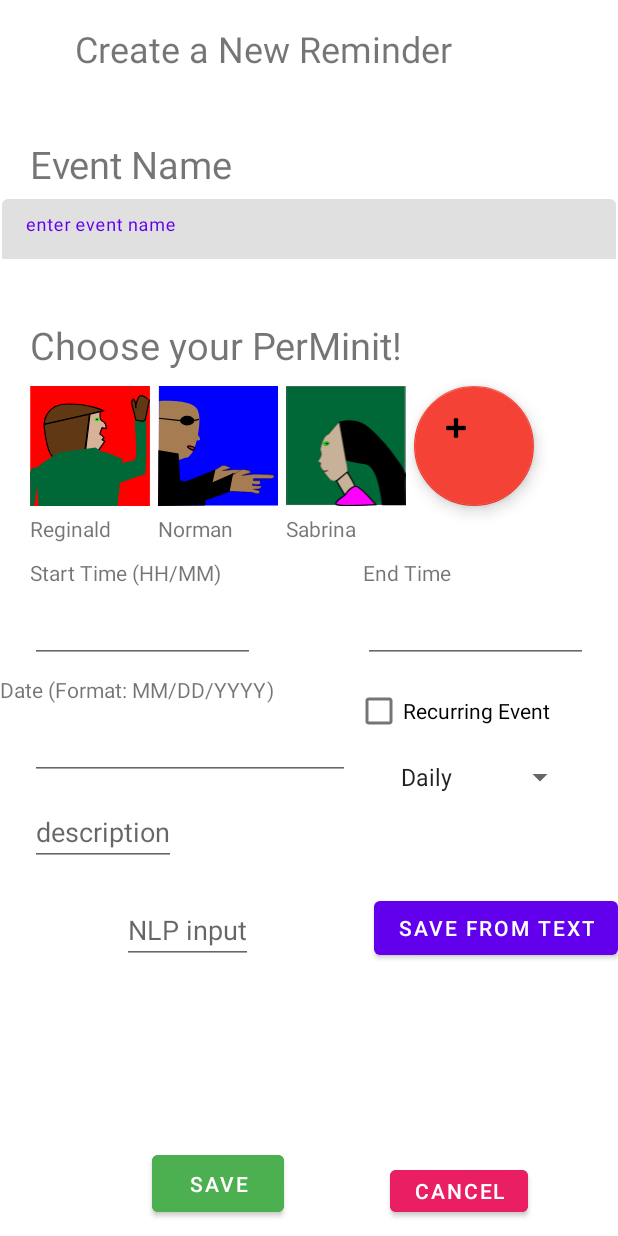
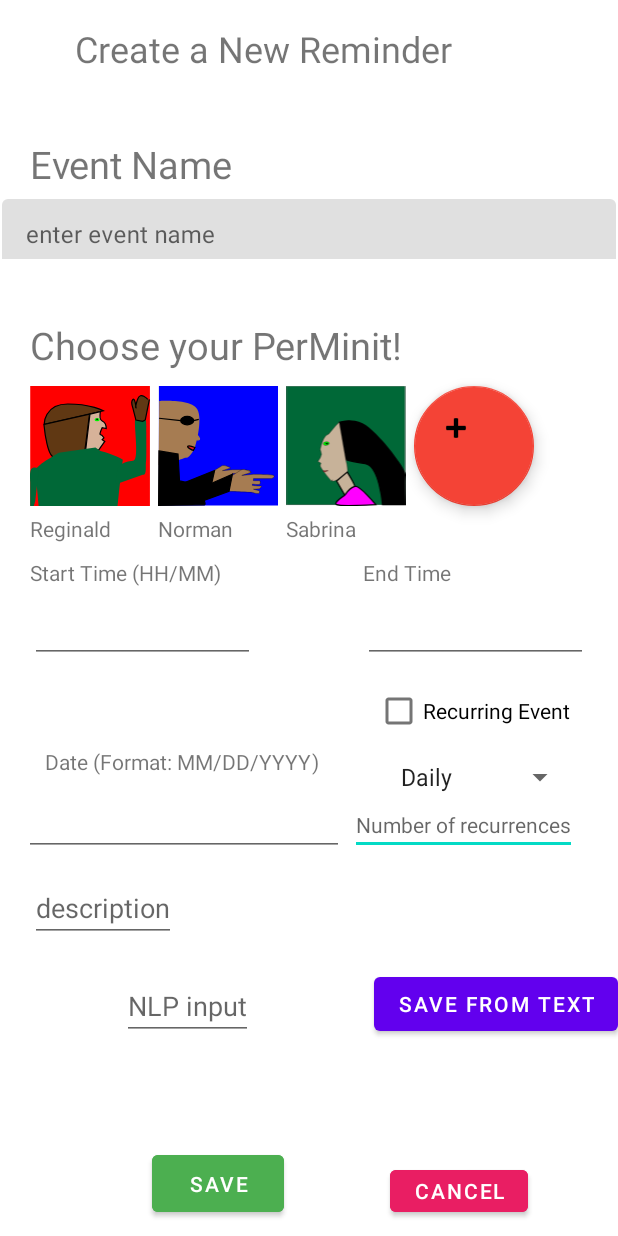
Before and after one commit to ezhoureal/FullGroup, an Android app: the AddReminder screen opened directly, with no data from a screen before it, on a phone screen of 412 x 824 dp. Run offline under Robolectric (Android 15) with nearby library versions, the phone set to English and light mode, and no system bars; network calls fail.

Commit message:
recurring events updated
added area to input number to add number of times an event will reoccur

```diff
--- a/Perminit-Frontend/app/src/main/res/layout/activity_add_reminder.xml
+++ b/Perminit-Frontend/app/src/main/res/layout/activity_add_reminder.xml
@@ -5,6 +5,18 @@
     android:layout_width="match_parent"
     android:layout_height="match_parent"
     tools:context=".AddReminder">
+
+    <com.google.android.material.textfield.TextInputEditText
+        android:id="@+id/numTimeRecur"
+        android:layout_width="wrap_content"
+        android:layout_height="wrap_content"
+        android:layout_marginStart="4dp"
+
+        android:hint="@string/num_recur_times"
+        android:inputType="number"
+        android:textSize="14sp"
+        app:layout_constraintStart_toEndOf="@+id/editTextDate"
+        app:layout_constraintTop_toBottomOf="@+id/spinner" />
 
     <TextView
         android:id="@+id/pageTitle"
@@ -174,8 +186,8 @@
         android:id="@+id/editTextDate"
         android:layout_width="wrap_content"
         android:layout_height="wrap_content"
-        android:layout_marginStart="20dp"
-        android:layout_marginTop="5dp"
+        android:layout_marginStart="16dp"
+        android:layout_marginTop="8dp"
         android:ems="10"
         android:inputType="date"
         app:layout_constraintStart_toStartOf="parent"
@@ -195,10 +207,13 @@
         android:id="@+id/textView"
         android:layout_width="wrap_content"
         android:layout_height="wrap_content"
-        android:layout_marginTop="8dp"
+        android:layout_marginStart="20dp"
+        android:layout_marginTop="56dp"
+        android:layout_marginEnd="28dp"
         android:text="Date (Format: MM/DD/YYYY)"
-        app:layout_constraintTop_toBottomOf="@+id/editTextStartTime"
-        tools:layout_editor_absoluteX="20dp" />
+        app:layout_constraintEnd_toStartOf="@+id/recurringCheck"
+        app:layout_constraintStart_toStartOf="parent"
+        app:layout_constraintTop_toBottomOf="@+id/editTextStartTime" />
 
     <TextView
         android:id="@+id/endtimelabel"
@@ -267,12 +282,10 @@
         android:id="@+id/recurringCheck"
         android:layout_width="wrap_content"
         android:layout_height="wrap_content"
-        android:layout_marginStart="20dp"
         android:layout_marginTop="8dp"
-        android:layout_marginEnd="11dp"
+        android:layout_marginEnd="32dp"
         android:text="@string/recurring_check"
         app:layout_constraintEnd_toEndOf="parent"
-        app:layout_constraintStart_toEndOf="@+id/textView"
         app:layout_constraintTop_toBottomOf="@+id/editTextEndTime" />
 
     <Spinner
--- a/Perminit-Frontend/app/src/main/res/values/strings.xml
+++ b/Perminit-Frontend/app/src/main/res/values/strings.xml
@@ -32,6 +32,7 @@
         <item>Monthly</item>
         <item>Annually</item>
     </string-array>
+    <string name="num_recur_times">Number of recurrences</string>
 
     <!-- String for TodoList screen  -->
     <string name="todolist_title">My To-Do List</string>
```
